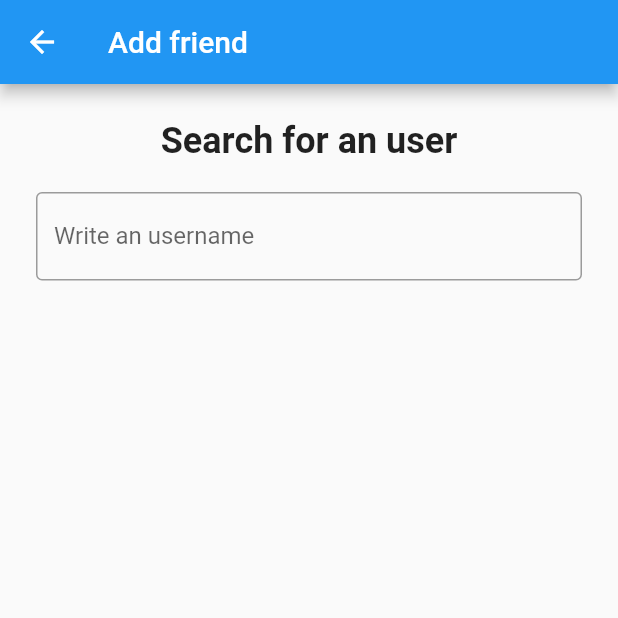
After one commit to rickie95/congrega, a Flutter app: the SearchFriendPage screen opened directly, on a phone screen of 412 x 824 dp, the top half of it. The commit adds this screen. Run offline on Flutter 3.47's test engine with Material 2 defaults, Android fonts, the phone set to English and light mode, and no system bars; our stand-ins replace avatar_glow, bloc, equatable, flutter_bloc, flutter_secure_storage, formz and 5 more; missing offline and left inert: duration_picker; accounts and stored records are empty; generated files the repository leaves out were written again; statements that could not run were skipped.

Commit message:
adds friend search pg + method for FriendsRepository

```diff
--- a/lib/features/friends/data/friends_repository.dart
+++ b/lib/features/friends/data/friends_repository.dart
@@ -44,4 +44,13 @@ class FriendRepository {
       _friends = User.decodeUserList(encodedList as List<Object?>).toList();
     }
   }
+
+  Future<List<User>> searchByUsername(String username) {
+    return Future.delayed(
+        Duration(milliseconds: 200),
+        () => _friends
+            .where((user) =>
+                user.username.toLowerCase().contains(username.toLowerCase()))
+            .toList());
+  }
 }
--- /dev/null
+++ b/lib/features/friends/presentation/search_friends_page.dart
@@ -0,0 +1,69 @@
+import 'package:congrega/features/friends/data/friends_repository.dart';
+import 'package:congrega/features/loginSignup/model/User.dart';
+import 'package:flutter/material.dart';
+import 'package:flutter/widgets.dart';
+import 'package:kiwi/kiwi.dart';
+
+class SearchFriendPage extends StatefulWidget {
+  static Route route() {
+    return MaterialPageRoute<void>(builder: (_) => SearchFriendPage());
+  }
+
+  static const OutlineInputBorder newEventOutlineInputBorder =
+      OutlineInputBorder(borderSide: BorderSide(color: Colors.grey, width: 2));
+
+  @override
+  State<StatefulWidget> createState() => _SearchFriendPageState();
+}
+
+class _SearchFriendPageState extends State<SearchFriendPage> {
+  void updateSearchText(String username) {
+    KiwiContainer()
+        .resolve<FriendRepository>()
+        .searchByUsername(username)
+        .then((searchResults) {
+      results = searchResults;
+      setState(() {});
+    });
+  }
+
+  late List<User> results = [];
+
+  @override
+  Widget build(BuildContext context) {
+    return Scaffold(
+      appBar: AppBar(title: const Text("Add friend")),
+      body: SafeArea(
+        child: Padding(
+          padding: const EdgeInsets.all(24.0),
+          child: ListView.builder(
+            itemCount: results.length + 1,
+            itemBuilder: (context, index) {
+              if (index == 0)
+                return Column(
+                  children: [
+                    Padding(
+                      padding: const EdgeInsets.only(bottom: 20.0),
+                      child: Text(
+                        "Search for an user",
+                        style: TextStyle(
+                            fontSize: 24, fontWeight: FontWeight.bold),
+                      ),
+                    ),
+                    TextField(
+                      onChanged: (value) => {updateSearchText(value)},
+                      decoration: InputDecoration(
+                          labelText: "Write an username",
+                          border: SearchFriendPage.newEventOutlineInputBorder),
+                    )
+                  ],
+                );
+
+              return ListTile(title: Text(results[index - 1].name));
+            },
+          ),
+        ),
+      ),
+    );
+  }
+}
```
Also changed, not shown: lib/features/dashboard/presentation/widgets/FriendsWidget.dart (+91 -8 lines).
